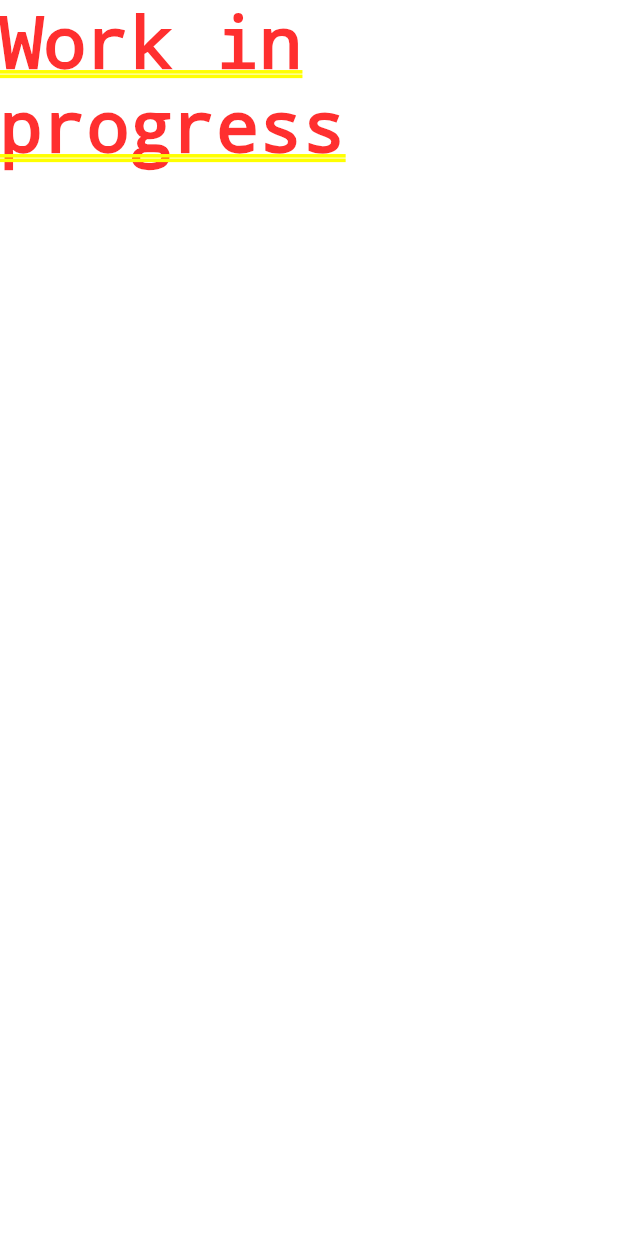
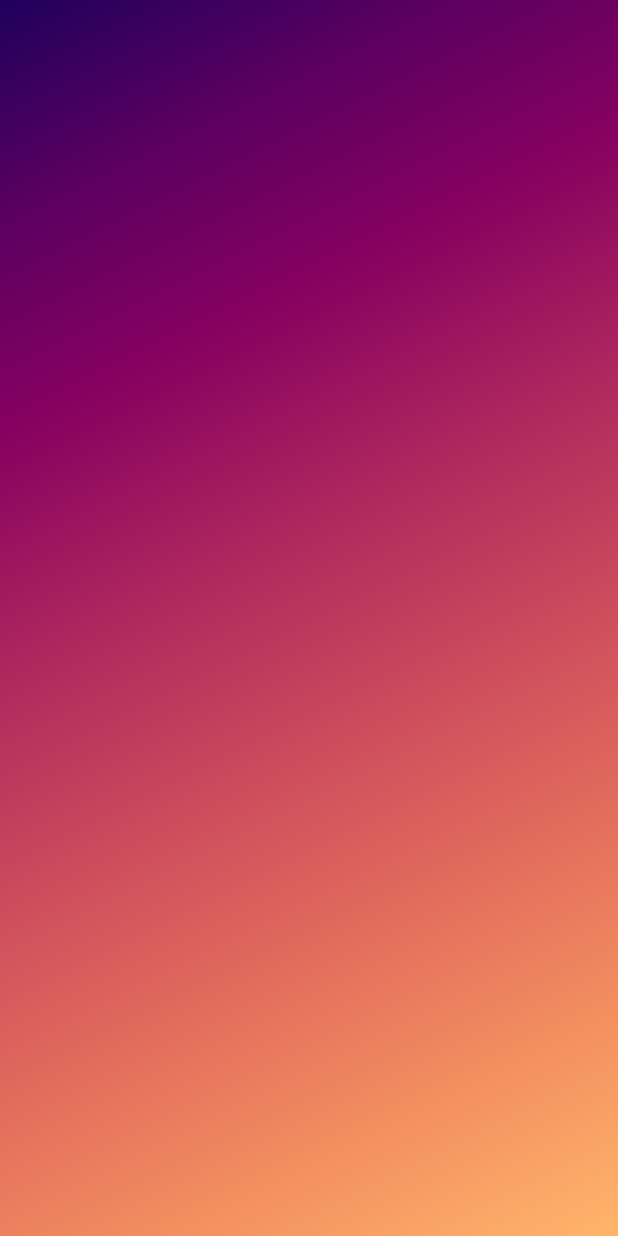
Before and after one commit to wednesdei/quirk, a Flutter app: the screen it shows after launch, on a phone screen of 412 x 824 dp. Run offline on Flutter 3.47's test engine with Material 2 defaults, Android fonts, the light colour scheme and no system bars.

Commit message:
playing around

```diff
--- a/lib/main.dart
+++ b/lib/main.dart
@@ -1,4 +1,5 @@
 import 'package:flutter/material.dart';
+import 'package:quirk/quirk.dart';
 
 void main() {
   runApp(const MyApp());
@@ -7,31 +8,42 @@ void main() {
 class MyApp extends StatelessWidget {
   const MyApp({Key? key}) : super(key: key);
 
-  // This widget is the root of the application.
   @override
   Widget build(BuildContext context) {
     return MaterialApp(
-      title: 'Quirk',
+      title: 'Flutter Demo',
       theme: ThemeData(
         primarySwatch: Colors.blue,
       ),
-      home: const Quirk(title: 'Quirk'),
+      home: const MyHomePage(title: 'Quirk Canvas'),
     );
   }
 }
 
-class Quirk extends StatefulWidget {
-  const Quirk({Key? key, required this.title}) : super(key: key);
+class MyHomePage extends StatefulWidget {
+  const MyHomePage({Key? key, required this.title}) : super(key: key);
 
   final String title;
 
   @override
-  State<Quirk> createState() => _QuirkState();
+  State<MyHomePage> createState() => _MyHomePageState();
 }
 
-class _QuirkState extends State<Quirk> {
+class _MyHomePageState extends State<MyHomePage> {
+  var color = Colors.blue;
+
   @override
   Widget build(BuildContext context) {
-    return const Text('Work in progress');
+    return Container(
+      width: 1000.0,
+      height: 1000.0,
+      color: Colors.white,
+      child: CustomPaint(
+        painter: Quirk(),
+        size: const Size.square(1000.0),
+        // For painting on foreground
+        // foregroundPainter: DemoPainter(),
+      ),
+    );
   }
 }
--- /dev/null
+++ b/lib/quirk/traits/particles.dart
@@ -0,0 +1,82 @@
+import 'dart:ui';
+import 'dart:math';
+import 'package:vector_math/vector_math.dart';
+import 'package:flutter/painting.dart';
+
+quirkGrid(canvas, size) {
+  var backgroundGradient = const LinearGradient(
+    begin: Alignment.topLeft,
+    end: Alignment.bottomRight,
+    colors: <Color>[
+      Color(0xff1f005c),
+      Color(0xff5b0060),
+      Color(0xff870160),
+      Color(0xffac255e),
+      Color(0xffca485c),
+      Color(0xffe16b5c),
+      Color(0xfff39060),
+      Color(0xffffb56b),
+    ],
+    tileMode: TileMode.mirror,
+  );
+  var gridPoints = const RadialGradient(
+    center: Alignment.center,
+    radius: 1.0,
+    colors: <Color>[
+      Color(0x00000000),
+      Color(0xff222222),
+    ],
+    tileMode: TileMode.clamp,
+  );
+
+  /// Create a nice gradient background to work on
+  canvas.drawPaint(
+    Paint()
+      ..shader = backgroundGradient.createShader(
+        Rect.fromLTWH(0, 0, size.width, size.height),
+      ),
+  );
+
+  /// World options
+  var width = size.width;
+  var height = size.height;
+  var scale = 20.0;
+  var numberOfColumns = width / scale;
+  var numberOfRows = height / scale;
+  List<Offset> verticies = [];
+  List<Vector3> triangles = [];
+
+  void createGrid(canvas, size) {
+    /// Create a grid of points
+    for (int y = 0; y < numberOfRows; y++) {
+      for (int x = 0; x < numberOfColumns; x++) {
+        var radius = 1.0;
+        var center = Offset(x * scale, y * scale);
+        var paint = Paint()
+          ..shader = gridPoints
+              .createShader(Rect.fromLTWH(0, 0, radius * 2, radius * 2));
+        canvas.drawCircle(center, radius, paint);
+      }
+    }
+  }
+
+  void createTriangles(canvas, size) {
+    for (int y = 0; y < numberOfRows; y++) {
+      for (int x = 0; x < numberOfColumns; x++) {
+        verticies.add(Offset(x * scale, y * scale));
+        canvas.drawLine(x * scale, y * scale);
+        verticies.add(Offset(x * scale, (y + 1) * scale));
+        triangles.add(Vector3(x * scale, y * scale, (y + 1) * scale));
+        var radius = 1.0;
+        var center = Offset(x * scale, y * scale);
+        var paint = Paint()
+          ..shader = gridPoints
+              .createShader(Rect.fromLTWH(0, 0, radius * 2, radius * 2));
+        canvas.drawCircle(center, radius, paint);
+      }
+    }
+  }
+
+  //createGrid(canvas, size);
+  createTriangles(canvas, size);
+}
```
Also changed, not shown: lib/quirk.dart (added, +60 -0 lines), lib/quirkcanvas.dart (deleted, +0 -142 lines), pubspec.yaml (+5 -64 lines).
